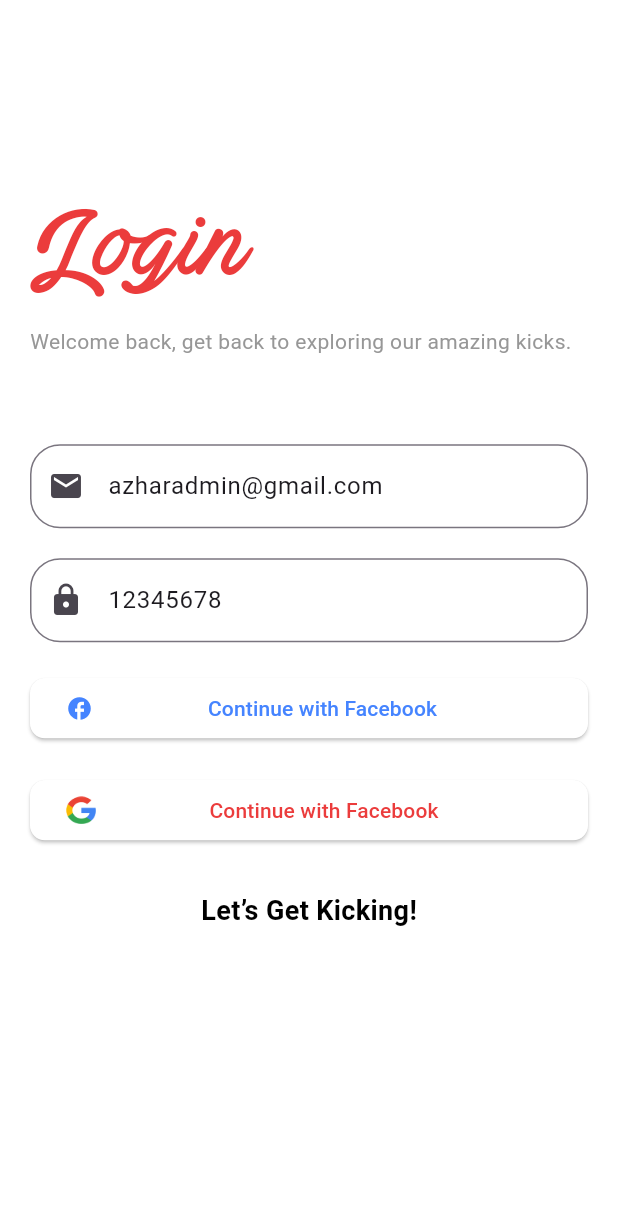
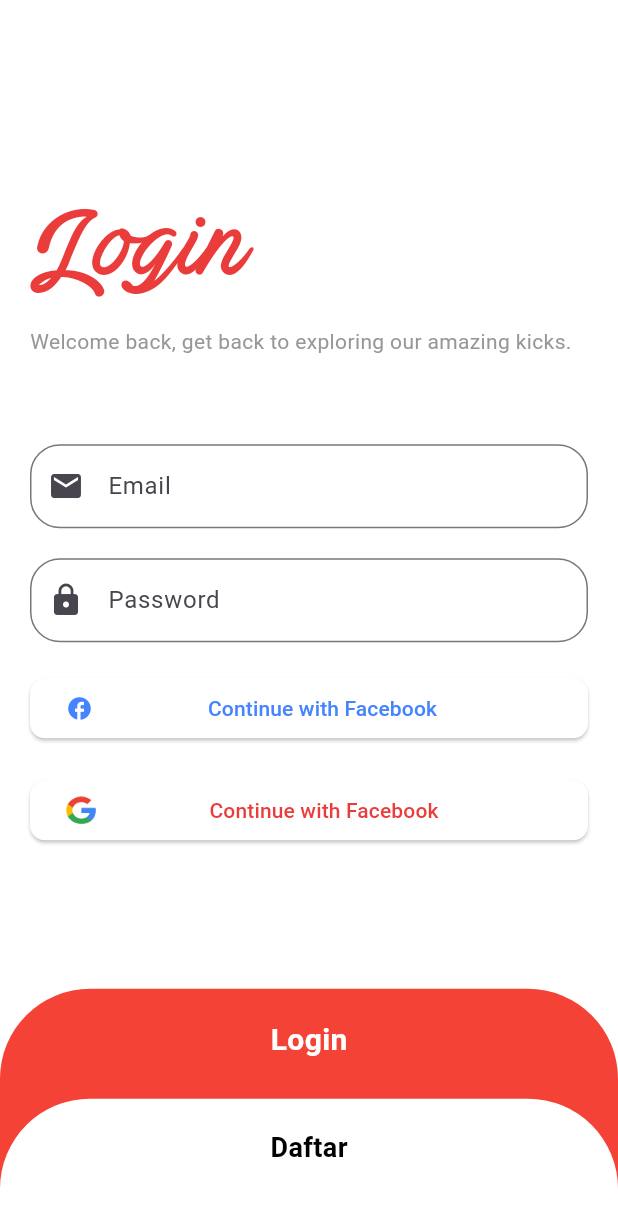
Before and after one commit to azharrizal06/AntriKu, a Flutter app: the screen it shows after launch, on a phone screen of 412 x 824 dp. Shown: the top 1226 px of the screen. Run offline on Flutter 3.47's test engine with Material 3 defaults, Android fonts, the phone set to English and light mode, and no system bars; our stand-ins replace bloc, flutter_bloc, shared_preferences.

Commit message:
fix bottum login bug

```diff
--- a/lib/bloc/AntrainBloc/atrian_bloc_state.dart
+++ b/lib/bloc/AntrainBloc/atrian_bloc_state.dart
@@ -24,11 +24,13 @@ final class AtrianstateBlocStateListantrian extends AtrianBlocState {
   final List<Antrian>? listantrian;
   final DataAntrianSekarang? antrian;
   List<Datapending>? pendingdata;
+  List<Datapending>? selesai;
   // final AntrainNow;
   AtrianstateBlocStateListantrian({
     this.antrian,
     this.listantrian,
     this.pendingdata,
+    this.selesai,
   });
 }
 
--- a/lib/help/help.dart
+++ b/lib/help/help.dart
@@ -2,7 +2,7 @@
 
 import 'package:flutter/material.dart';
 
-var bashUrl = "http://192.168.11.143:8000";
+var bashUrl = "http://192.168.200.142:8000";
 var warna = Warna.defaultColors();
 
 class Warna {
--- a/lib/screen/Register.dart
+++ b/lib/screen/Register.dart
@@ -41,10 +41,9 @@ class _RegisterState extends State<Register> with TickerProviderStateMixin {
     ValueNotifier<String?> selectedRole = ValueNotifier<String?>("user");
     var tinggi = MediaQuery.of(context).size.height;
     var lebar = MediaQuery.of(context).size.width;
-    TextEditingController email =
-        TextEditingController(text: "Azregis@gmail.comhar");
-    TextEditingController password = TextEditingController(text: "12345678");
-    TextEditingController nama = TextEditingController(text: "Azhar");
+    TextEditingController email = TextEditingController();
+    TextEditingController password = TextEditingController();
+    TextEditingController nama = TextEditingController();
     return Scaffold(
       backgroundColor: warna.primary,
       body: SafeArea(
@@ -119,7 +118,7 @@ class _RegisterState extends State<Register> with TickerProviderStateMixin {
         builder: (context, state) {
           return TombolRegister(
             offsetAnimation: _offsetAnimation,
-            tinggi: tinggi,
+            tinggi: tinggi / 9,
             warna: warna.red,
             onTap: () {
               context.read<AuthBloc>().add(AuthEventRegister(
--- a/lib/screen/login.dart
+++ b/lib/screen/login.dart
@@ -41,9 +41,8 @@ class _LoginState extends State<Login> with SingleTickerProviderStateMixin {
 
   @override
   Widget build(BuildContext context) {
-    TextEditingController email =
-        TextEditingController(text: "azharadmin@gmail.com");
-    TextEditingController password = TextEditingController(text: "12345678");
+    TextEditingController email = TextEditingController();
+    TextEditingController password = TextEditingController();
     var tinggi = MediaQuery.of(context).size.height;
     var lebar = MediaQuery.of(context).size.width;
     var controller = context.read<AuthBloc>();
@@ -198,7 +197,7 @@ class _LoginState extends State<Login> with SingleTickerProviderStateMixin {
                               child: Align(
                                 alignment: Alignment.topCenter,
                                 child: Text(
-                                  "Sign Up",
+                                  "Login",
                                   style: TextStyle(
                                       color: warna.primary,
                                       fontSize: 20,
@@ -217,9 +216,9 @@ class _LoginState extends State<Login> with SingleTickerProviderStateMixin {
                                     builder: (context) => Register(),
                                   ));
                             },
-                            lebel: "Let’s Get Kicking!",
+                            lebel: "Daftar",
                             offsetAnimation: _offsetAnimation,
-                            tinggi: tinggi,
+                            tinggi: tinggi / 9,
                             warna: warna.primary),
                       ],
                     );
```
Also changed, not shown: lib/bloc/AntrainBloc/atrian_bloc_bloc.dart (+13 -1 lines), lib/screen/admin.dart (+31 -1 lines).
